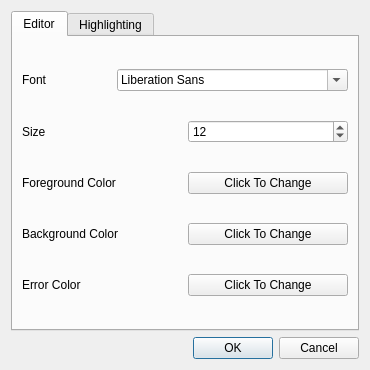
Above: utils/themeeditor/preferencesdialog.ui from eisnerd/rockbox before the change. Below: the same form after it.
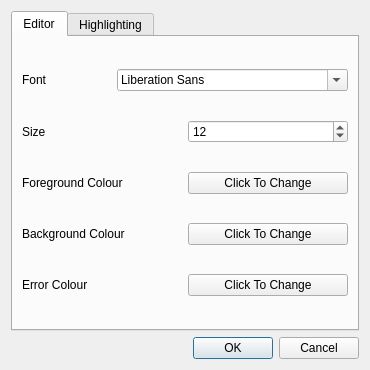
That is the form after the change.

Commit message: Theme Editor: Changed color to colour in preferences.  Made parse tree viewer alternate line colors and auto-scroll/expand with cursor in editor window.  Implemented TabContent abstract class so that more than just skin documents can be loaded in tabs.  Made SkinDocument implement TabContent.  Began implementing ConfigDocument for editing configuration files.

Patch:
```diff
--- a/utils/themeeditor/preferencesdialog.ui
+++ b/utils/themeeditor/preferencesdialog.ui
@@ -64,7 +64,7 @@
          <item>
           <widget class="QLabel" name="label_2">
            <property name="text">
-            <string>Foreground Color</string>
+            <string>Foreground Colour</string>
            </property>
            <property name="alignment">
             <set>Qt::AlignLeading|Qt::AlignLeft|Qt::AlignVCenter</set>
@@ -91,7 +91,7 @@
          <item>
           <widget class="QLabel" name="label_3">
            <property name="text">
-            <string>Background Color</string>
+            <string>Background Colour</string>
            </property>
            <property name="alignment">
             <set>Qt::AlignLeading|Qt::AlignLeft|Qt::AlignVCenter</set>
@@ -118,7 +118,7 @@
          <item>
           <widget class="QLabel" name="label_9">
            <property name="text">
-            <string>Error Color</string>
+            <string>Error Colour</string>
            </property>
            <property name="buddy">
             <cstring>errorButton</cstring>
```
The commit also changes 12 other files.
